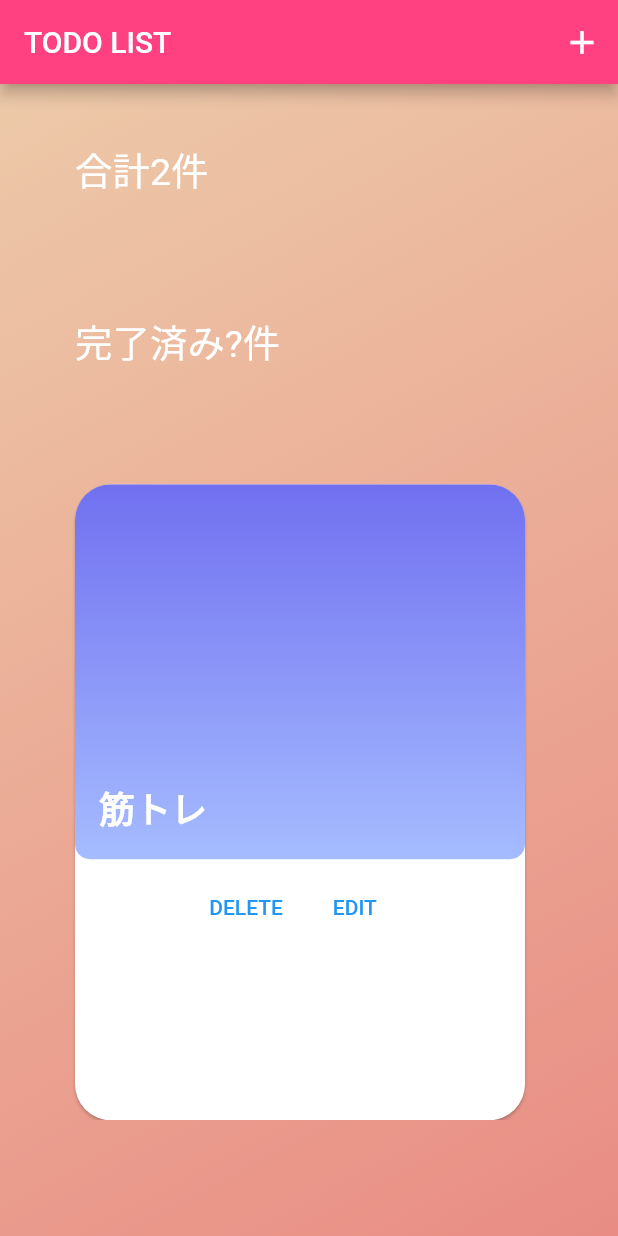
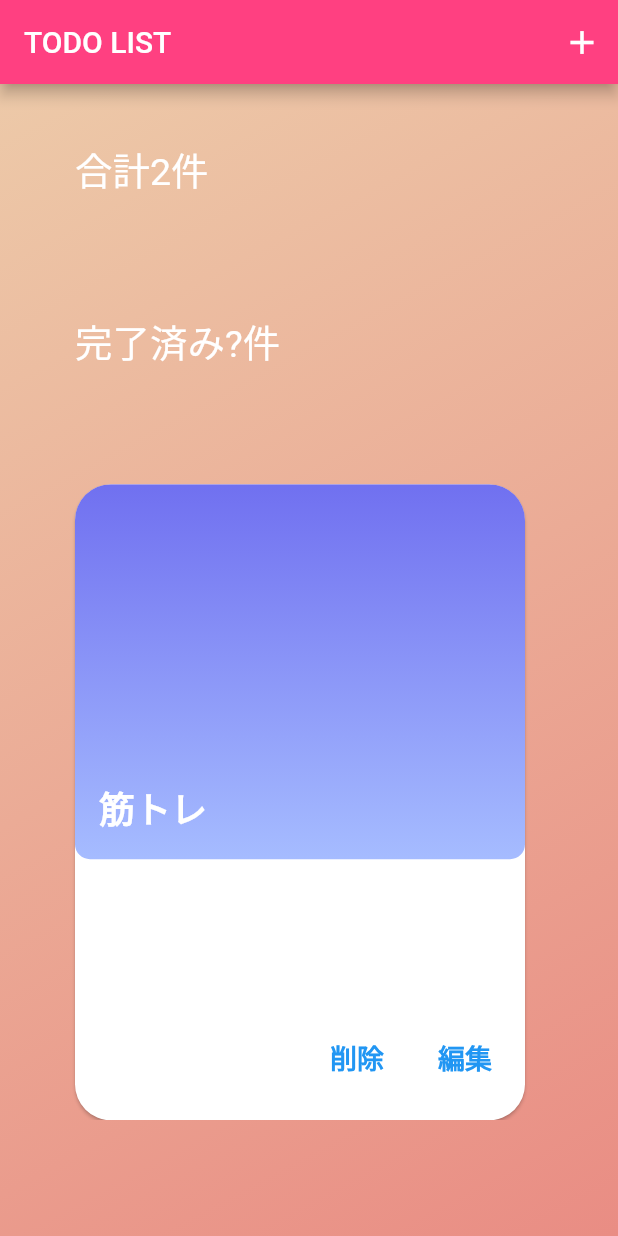
Before and after one commit to TTTTk84/Simple-TodoApp, a Flutter app: the screen it shows after launch, on a phone screen of 412 x 824 dp. Run offline on Flutter 3.47's test engine with Material 2 defaults, Android fonts, the phone set to English and light mode, and no system bars.

```diff
--- a/lib/models/todo.dart
+++ b/lib/models/todo.dart
@@ -1,7 +1,7 @@
 import 'package:flutter/cupertino.dart';
 import 'package:todo_app/models/task.dart';
 
-class Todo {
+class Todo with ChangeNotifier {
   final String uuid;
   String description;
   List<Task> tasks;
--- a/lib/widgets/todo_builder.dart
+++ b/lib/widgets/todo_builder.dart
@@ -1,6 +1,7 @@
 import 'package:flutter/material.dart';
 import 'package:provider/provider.dart';
 import 'package:todo_app/models/todo.dart';
+import 'package:todo_app/widgets/detail.dart';
 
 class TodoBuilder extends StatefulWidget {
   List<Todo> todos;
@@ -22,14 +23,16 @@ class _TodoBuilderState extends State<TodoBuilder>
 
           return InkWell(
             onTap: () {
-              // Navigator.of(context).push(
-              //   MaterialPageRoute(
-              //     fullscreenDialog: true,
-              //     builder: (BuildContext context) => DetailPage(_todo),
-              //   ),
-              // );
+              Navigator.of(context).push(
+                MaterialPageRoute(
+                  fullscreenDialog: true,
+                  builder: (BuildContext context) => DetailPage(_todo),
+                ),
+              );
             },
-            child: Card(
+            child: Stack(
+              children: [
+                Card(
                   clipBehavior: Clip.antiAlias,
                   shape: RoundedRectangleBorder(
                     borderRadius: BorderRadius.circular(24),
@@ -72,21 +75,39 @@ class _TodoBuilderState extends State<TodoBuilder>
                           ),
                         ],
                       ),
-                  ButtonBar(
+                    ],
+                  ),
+                ),
+                Positioned(
+                  bottom: 10,
+                  right: 50,
+                  child: ButtonBar(
                     alignment: MainAxisAlignment.spaceBetween,
                     children: [
                       TextButton(
                         onPressed: () {},
-                        child: Text('DELETE'),
+                        child: Text(
+                          '削除',
+                          style: TextStyle(
+                            fontSize: 18,
+                            fontWeight: FontWeight.bold,
+                          ),
+                        ),
                       ),
                       TextButton(
                         onPressed: () {},
-                        child: Text('EDIT'),
+                        child: Text(
+                          '編集',
+                          style: TextStyle(
+                            fontSize: 18,
+                            fontWeight: FontWeight.bold,
+                          ),
+                        ),
                       ),
                     ],
                   ),
+                ),
               ],
-              ),
             ),
           );
         });
```
Also changed, not shown: lib/viewmodel/todo_provider.dart (+27 -4 lines), lib/widgets/detail.dart (+67 -12 lines). Lines whose indentation alone changed are shown as unchanged.
